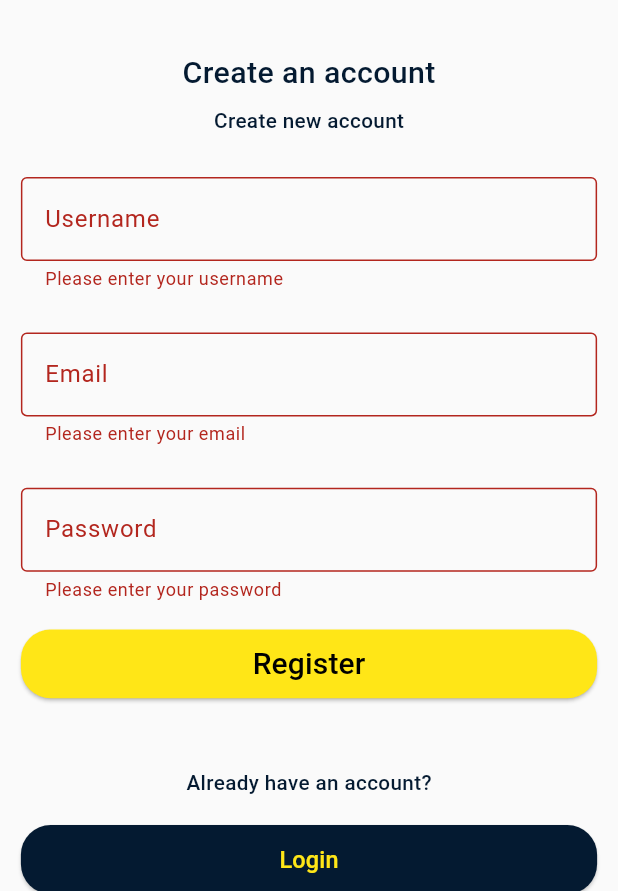
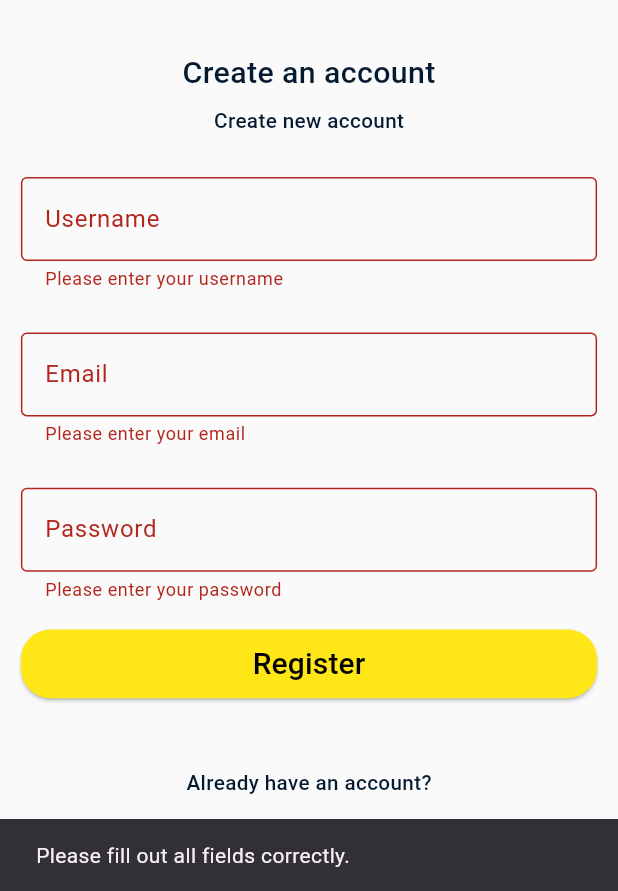
Before and after one commit to 7odaali/bazzar, a Flutter app: the SignUpScreen screen opened directly, after a tap on "Register", on a phone screen of 412 x 824 dp, the part 345-1236 px from its top. Run offline on Flutter 3.47's test engine with Material 3 defaults, Android fonts, the phone set to English and light mode, and no system bars; our stand-ins replace cloud_firestore, easy_localization, firebase_auth, firebase_core, flutter_screenutil; accounts and stored records are empty.

```diff
--- a/lib/features/login/login_screen.dart
+++ b/lib/features/login/login_screen.dart
@@ -152,6 +152,7 @@ class _LoginScreenState extends State<LoginScreen> {
                                 } on FirebaseAuthException catch (e) {
                                   String errorMessage;
 
+
                                   switch (e.code) {
                                     case 'user-not-found':
                                       errorMessage =
--- a/lib/features/login/sign_up_screen.dart
+++ b/lib/features/login/sign_up_screen.dart
@@ -87,7 +87,8 @@ class _SignUpScreenState extends State<SignUpScreen> {
                             validator: (value) {
                               if (value == null || value.isEmpty) {
                                 return 'Please enter your email';
-                              } else if (!RegExp(r'^[^@]+@[^@]+\.[^@]+').hasMatch(value)) {
+                              } else if (!RegExp(r'^[^@]+@[^@]+\.[^@]+')
+                                  .hasMatch(value)) {
                                 return 'Please enter a valid email address';
                               }
                               return null;
@@ -118,32 +119,56 @@ class _SignUpScreenState extends State<SignUpScreen> {
                               onPressed: () async {
                                 if (_formKey.currentState!.validate()) {
                                   try {
-                                    final credential = await FirebaseAuth.instance
+                                    final credential = await FirebaseAuth
+                                        .instance
                                         .createUserWithEmailAndPassword(
                                       email: _emailController.text,
                                       password: _passwordController.text,
                                     );
-/*
-                                    FirebaseAuth.instance.currentUser!.sendEmailVerification();
-*/
+
+                                    await credential.user!
+                                        .sendEmailVerification();
+
+                                    _showSnackBar(
+                                      'Account created successfully! A verification email has been sent to ${_emailController.text}.',
+                                    );
+
                                     Navigator.pushReplacement(
                                       context,
                                       MaterialPageRoute(
-                                        builder: (context) => const LoginScreen(),
+                                        builder: (context) =>
+                                            const LoginScreen(),
                                       ),
                                     );
                                   } on FirebaseAuthException catch (e) {
-                                    if (e.code == 'weak-password') {
-                                      _showSnackBar('The password provided is too weak.');
-                                    } else if (e.code == 'email-already-in-use') {
-                                      _showSnackBar(
-                                          'The account already exists for that email.');
-                                    } else {
-                                      _showSnackBar('Error: ${e.message}');
+                                    String errorMessage;
+
+                                    switch (e.code) {
+                                      case 'weak-password':
+                                        errorMessage =
+                                            'The password provided is too weak.';
+                                        break;
+                                      case 'email-already-in-use':
+                                        errorMessage =
+                                            'The account already exists for that email.';
+                                        break;
+                                      case 'invalid-email':
+                                        errorMessage =
+                                            'The email address is invalid.';
+                                        break;
+                                      default:
+                                        errorMessage = 'Error: ${e.message}';
+                                        break;
                                     }
+
+                                    _showSnackBar(errorMessage);
                                   } catch (e) {
-                                    _showSnackBar('Error: $e');
+                                    _showSnackBar(
+                                        'An unexpected error occurred. Please try again later.');
                                   }
+                                } else {
+                                  _showSnackBar(
+                                      'Please fill out all fields correctly.');
                                 }
                               },
                               style: ElevatedButton.styleFrom(
@@ -154,8 +179,8 @@ class _SignUpScreenState extends State<SignUpScreen> {
                               ),
                               child: Text(
                                 "Register",
-                                style: TextStyles.font22boldDarkBlue
-                                    .copyWith(color: Colors.black, fontSize: 20),
+                                style: TextStyles.font22boldDarkBlue.copyWith(
+                                    color: Colors.black, fontSize: 20),
                               ),
                             ),
                           ),
```
